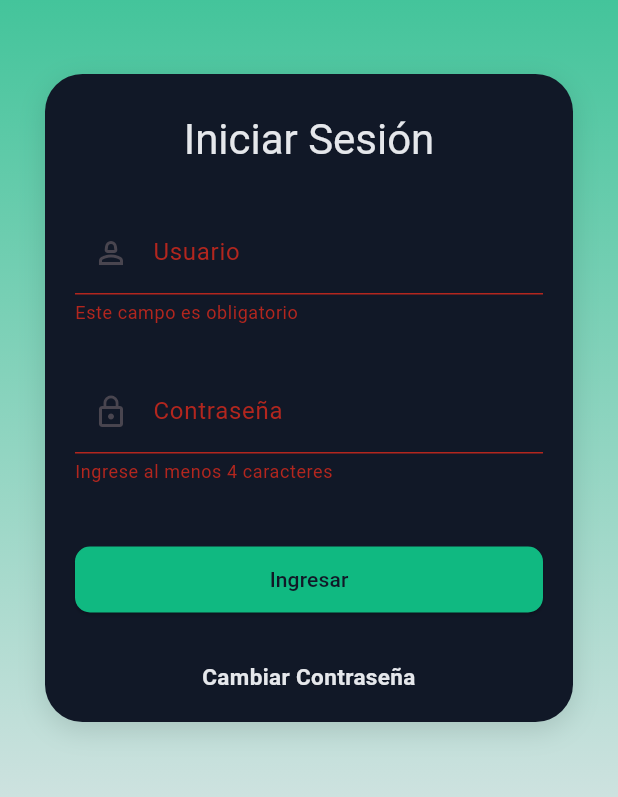
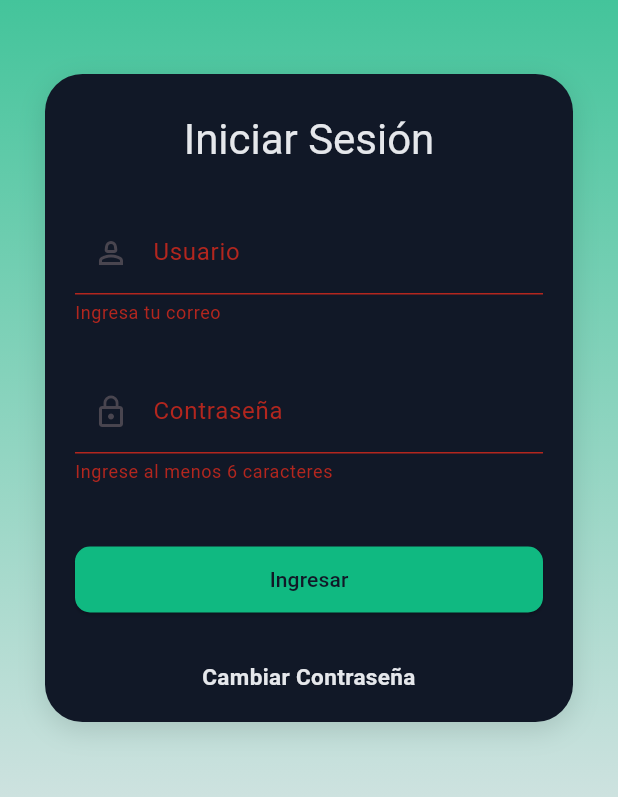
Before and after one commit to btomvs/tuturnoapp, a Flutter app: the screen it shows after launch, after a tap on "Ingresar", on a phone screen of 412 x 824 dp, the part 301-1098 px from its top. Run offline on Flutter 3.47's test engine with Material 3 defaults, Android fonts, the phone set to English and light mode, and no system bars; our stand-ins replace cloud_firestore, firebase_auth, firebase_core; accounts and stored records are empty.

Commit message:
Mensaje descriptivo sobre los cambios

```diff
--- a/lib/screens/login_page.dart
+++ b/lib/screens/login_page.dart
@@ -17,35 +17,33 @@ class LoginPage extends StatefulWidget {
 
 class _LoginPageState extends State<LoginPage> {
   final _formKey = GlobalKey<FormState>();
-  final _usuarioCtrl = TextEditingController();
-  final _passwordCtrl = TextEditingController();
+  final _emailCtrl = TextEditingController();
+  final _passCtrl = TextEditingController();
 
   bool _loading = false;
   String? _error;
 
   @override
   void dispose() {
-    _usuarioCtrl.dispose();
-    _passwordCtrl.dispose();
+    _emailCtrl.dispose();
+    _passCtrl.dispose();
     super.dispose();
   }
 
   //Logica del Login
   Future<void> _login() async {
     if (!_formKey.currentState!.validate()) return;
-
     setState(() {
       _loading = true;
       _error = null;
     });
 
     try {
+      //Login con Email y Contraseña
       final cred = await FirebaseAuth.instance.signInWithEmailAndPassword(
-        email: _usuarioCtrl.text.trim(),
-        password: _passwordCtrl.text
+        email: _emailCtrl.text.trim(),
+        password: _passCtrl.text,
       );
-
-
 
       final uid = cred.user!.uid;
       final snap = await FirebaseFirestore.instance
@@ -53,34 +51,40 @@ class _LoginPageState extends State<LoginPage> {
           .doc(uid)
           .get();
 
-    if (!snap.exists){
-      await FirebaseAuth.instance.signOut();
-      throw Exception('Cuenta no registrada, consulta con tu administrador.');
+      if (!snap.exists) {
+        // Si el doc no existe, lo creamos con mínimos (opcional).
+        await FirebaseFirestore.instance.collection('usuarios').doc(uid).set({
+          'nombre': cred.user!.email,
+          'email': cred.user!.email,
+          'estado': 'activo',
+          'rol': 'trabajador',
+          'createdAt': FieldValue.serverTimestamp(),
+        });
       }
 
-    final data = snap.data()!;
+      final data =
+          (await FirebaseFirestore.instance
+                  .collection('usuarios')
+                  .doc(uid)
+                  .get())
+              .data()!;
+
       final estado = (data['estado'] ?? '').toString().toLowerCase();
-    if (estado != 'activo'){
+      if (estado != 'activo') {
         await FirebaseAuth.instance.signOut();
         throw Exception('Tu cuenta esta inactiva. Contacta a RRHH.');
       }
 
-    final rol = (data['role'] ?? '').toString().toLowerCase();
-    const rolesPermitidos = ['trabajador', 'supervisor', 'rrhh'];
-    if (!rolesPermitidos.contains(rol)) {
-      await FirebaseAuth.instance.signOut();
-      throw Exception('Tu rol no tiene acceso a la app móvil.');
-    }
-
       if (!mounted) return;
       Navigator.pushReplacementNamed(context, 'home');
+    } on FirebaseAuthException catch (e) {
+      setState(() => _error = e.message ?? 'Error de autenticación');
     } catch (e) {
       setState(() => _error = e.toString().replaceFirst('Exception: ', ''));
     } finally {
       if (mounted) setState(() => _loading = false);
     }
   }
-
 
   @override
   Widget build(BuildContext context) {
@@ -133,62 +137,31 @@ class _LoginPageState extends State<LoginPage> {
                   child: Column(
                     children: [
                       TextFormField(
-                        controller: _usuarioCtrl,
+                        controller: _emailCtrl,
                         style: const TextStyle(color: AppColors.claro),
                         autocorrect: false,
                         keyboardType: TextInputType.emailAddress,
                         textInputAction: TextInputAction.next,
                         decoration: InputDecorations.inputDecoration(
-                          hintText: 'DNI o Correo electronico',
+                          hintText: 'Correo electronico',
                           labelText: 'Usuario',
                           icono: Icon(Icons.person_2_outlined),
                         ),
-                        //Limpiar cuando no es correo
-                        onChanged: (txt) {
-                          final looksLikeRut = RegExp(
-                            r'^[0-9.\-\sKk]+$',
-                          ).hasMatch(txt);
-                          if (!looksLikeRut) {
-                            return;
-                          }
-                          //DNI sin digito verificador
-                          final cleaned = txt
-                              .split('-')
-                              .first
-                              .replaceAll(RegExp(r'\D'), '');
-                          if (cleaned != txt) {
-                            _usuarioCtrl.value = TextEditingValue(
-                              text: cleaned,
-                              selection: TextSelection.collapsed(
-                                offset: cleaned.length,
-                              ),
-                            );
-                          }
-                        },
-                        validator: (value) {
-                          final v = (value ?? '').trim();
-                          if (v.isEmpty) return 'Este campo es obligatorio';
-                          //Email
-                          const emailPattern =
-                              r'^(([^<>()[\]\\.,;:\s@"]+(\.[^<>()[\]\\.,;:\s@"]+)*)|(".+"))@'
-                              r'((\[[0-9]{1,3}\.[0-9]{1,3}\.[0-9]{1,3}\.[0-9]{1,3}\])|'
-                              r'(([a-zA-Z\-0-9]+\.)+[a-zA-Z]{2,}))$';
-                          final isEmail = RegExp(emailPattern).hasMatch(v);
-                          // DNI
-                          final rutBody = v
-                              .split('-')
-                              .first
-                              .replaceAll(RegExp(r'\D'), '');
-                          final isRutBody = RegExp(
-                            r'^\d{6,9}$',
-                          ).hasMatch(rutBody);
-                          return (isEmail || isRutBody)
-                              ? null
-                              : 'Ingresa un correo válido o un DNI';
+
+                        validator: (v) {
+                          final s = (v ?? '').trim();
+                          if (s.isEmpty) return 'Ingresa tu correo';
+                          final ok = RegExp(
+                            r'^[^\s@]+@[^\s@]+\.[^\s@]+$',
+                          ).hasMatch(s);
+                          return ok ? null : 'Correo no válido';
                         },
                       ),
+
                       const SizedBox(height: 30),
+
                       TextFormField(
+                        controller: _passCtrl,
                         style: const TextStyle(color: AppColors.claro),
                         obscureText: true,
                         autocorrect: false,
@@ -198,9 +171,9 @@ class _LoginPageState extends State<LoginPage> {
                           icono: Icon(Icons.lock_outline),
                         ),
                         validator: (value) {
-                          return (value != null && value.length >= 4)
+                          return (value != null && value.length >= 6)
                               ? null
-                              : 'Ingrese al menos 4 caracteres';
+                              : 'Ingrese al menos 6 caracteres';
                         },
                       ),
                       const SizedBox(height: 30),
@@ -222,36 +195,16 @@ class _LoginPageState extends State<LoginPage> {
                             backgroundColor: AppColors.primary,
                             foregroundColor: AppColors.oscuro,
                             padding: const EdgeInsets.symmetric(
-                            horizontal: 20, vertical: 12),
+                              horizontal: 20,
+                              vertical: 12,
+                            ),
                             shape: RoundedRectangleBorder(
                               borderRadius: BorderRadius.circular(10),
                             ),
                           ),
                           child: Text(_loading ? 'Verificando...' : 'Ingresar'),
                         ),
-                      )
-
-
-                      // MaterialButton(
-                      //   shape: RoundedRectangleBorder(
-                      //     borderRadius: BorderRadiusGeometry.circular(10),
-                      //   ),
-                      //   disabledColor: Colors.grey,
-                      //   color: AppColors.primary,
-                      //   child: Container(
-                      //     padding: EdgeInsets.symmetric(
-                      //       horizontal: 20,
-                      //       vertical: 10,
-                      //     ),
-                      //     child: Text(
-                      //       'Ingresar',
-                      //       style: TextStyle(color: AppColors.oscuro),
-                      //     ),
-                      //   ),
-                      //   onPressed: () {
-                      //     Navigator.pushReplacementNamed(context, 'home');
-                      //   },
-                      // ),
+                      ),
                     ],
                   ),
                 ),
```
Also changed, not shown: lib/main.dart (+4 -3 lines), pubspec.yaml (+6 -2 lines), firebase.json, lib/firebase_options.dart, pubspec.lock, 9 other files. Lines whose indentation alone changed are shown as unchanged.
